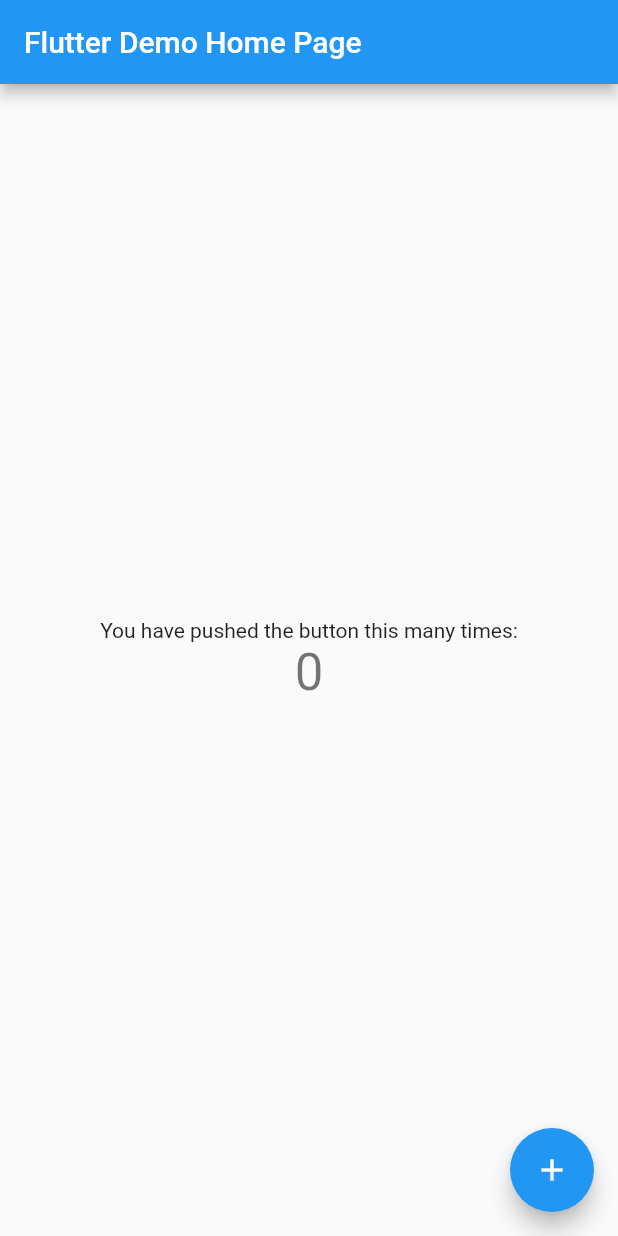
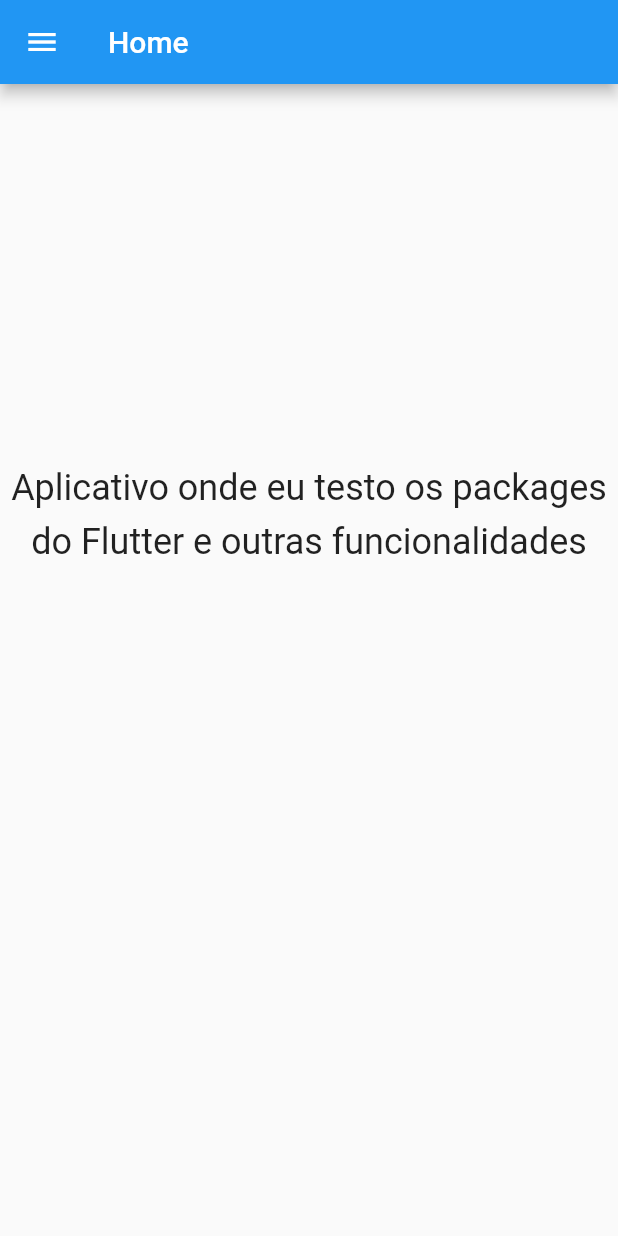
Before and after one commit to filipedfs/flutter_tests, a Flutter app: the screen it shows after launch, on a phone screen of 412 x 824 dp. Run offline on Flutter 3.47's test engine with Material 2 defaults, Android fonts, the light colour scheme and no system bars; missing offline and left inert: flutter_pdfview.

Commit message:
Example page flutter_pdfview implemented.

```diff
--- a/lib/main.dart
+++ b/lib/main.dart
@@ -1,62 +1,50 @@
+import 'package:flutter/foundation.dart';
 import 'package:flutter/material.dart';
+import 'package:flutter_tests/components/drawer.dart';
 
 void main() => runApp(MyApp());
 
-class MyApp extends StatelessWidget {
+class MyApp extends StatefulWidget {
+  @override
+  _MyAppState createState() => _MyAppState();
+}
+
+class _MyAppState extends State<MyApp> {
   @override
   Widget build(BuildContext context) {
     return MaterialApp(
-      title: 'Flutter Demo',
+      title: 'Flutter Tests',
       theme: ThemeData(
         primarySwatch: Colors.blue,
       ),
-      home: MyHomePage(title: 'Flutter Demo Home Page'),
+      home: MyHomePage(),
     );
   }
 }
 
 class MyHomePage extends StatefulWidget {
-  MyHomePage({Key key, this.title}) : super(key: key);
-
-  final String title;
-
   @override
   _MyHomePageState createState() => _MyHomePageState();
 }
 
 class _MyHomePageState extends State<MyHomePage> {
-  int _counter = 0;
-
-  void _incrementCounter() {
-    setState(() {
-      _counter++;
-    });
-  }
-
   @override
   Widget build(BuildContext context) {
     return Scaffold(
+      drawer: MyDrawer(),
       appBar: AppBar(
-        title: Text(widget.title),
+        title: Text('Home'),
       ),
-      body: Center(
-        child: Column(
-          mainAxisAlignment: MainAxisAlignment.center,
-          children: <Widget>[
-            Text(
-              'You have pushed the button this many times:',
-            ),
-            Text(
-              '$_counter',
-              style: Theme.of(context).textTheme.display1,
-            ),
-          ],
-        ),
-      ),
-      floatingActionButton: FloatingActionButton(
-        onPressed: _incrementCounter,
-        tooltip: 'Increment',
-        child: Icon(Icons.add),
+      body: Column(
+        mainAxisAlignment: MainAxisAlignment.center,
+        children: <Widget>[
+          Text(
+            'Aplicativo onde eu testo os packages do Flutter e outras funcionalidades',
+            textAlign: TextAlign.center,
+            style: TextStyle(fontSize: 24.0,height: 1.5),
+          ),
+          SizedBox(height: 200.0,)
+        ],
       ),
     );
   }
--- a/pubspec.yaml
+++ b/pubspec.yaml
@@ -23,6 +23,10 @@
   # The following adds the Cupertino Icons font to your application.
   # Use with the CupertinoIcons class for iOS style icons.
   cupertino_icons: ^0.1.2
+  flutter_pdfview: ^1.0.0+10
+  path_provider: ^1.5.1
+  path: ^1.6.4
+
 
 dev_dependencies:
   flutter_test:
@@ -34,6 +38,8 @@
 
 # The following section is specific to Flutter.
 flutter:
+  assets:
+    - PDFs/
 
   # The following line ensures that the Material Icons font is
   # included with your application, so that you can use the icons in
```
Also changed, not shown: lib/components/drawer.dart (added, +52 -0 lines), lib/pages/flutter_pdfview.dart (added, +187 -0 lines), pubspec.lock, 1 other file.
